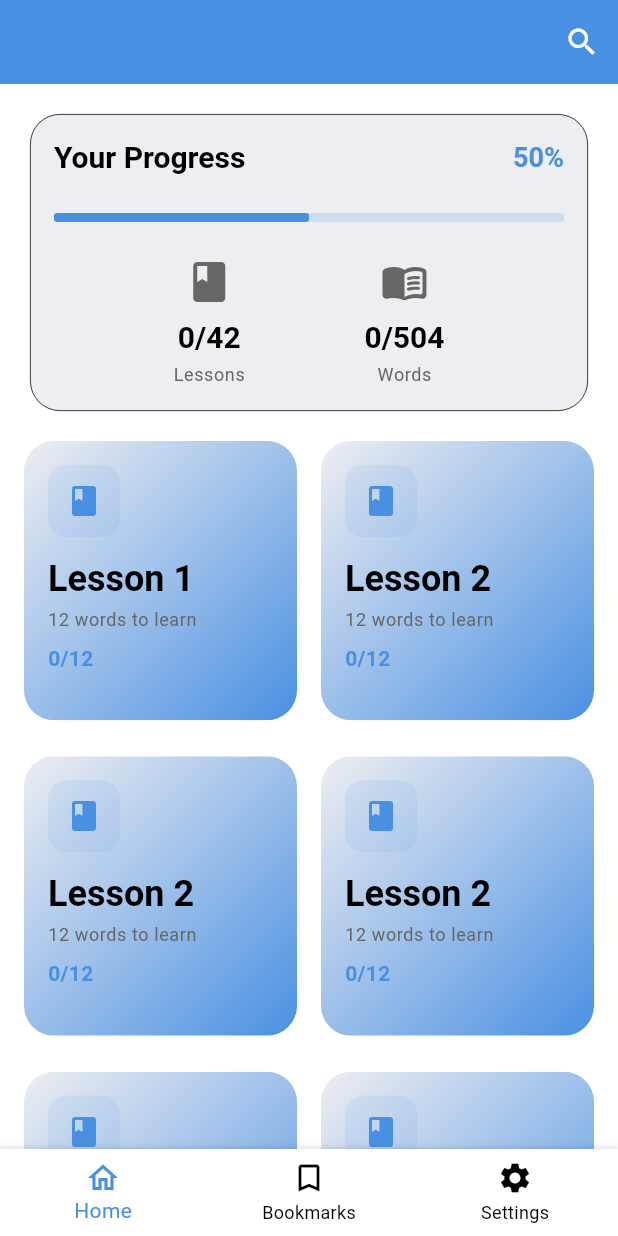
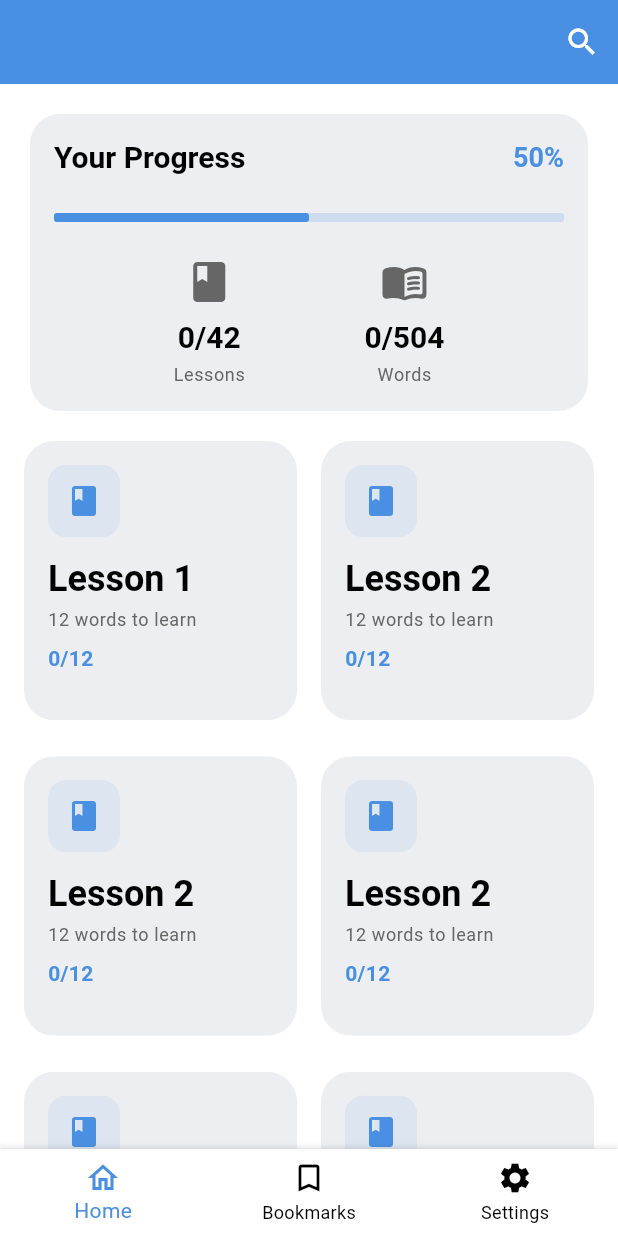
Before and after one commit to Amirhosein-Jafari/five_o_four, a Flutter app: the Dashboard screen opened directly, on a phone screen of 412 x 824 dp. Run offline on Flutter 3.47's test engine with Material 3 defaults, Android fonts, the phone set to English and light mode, and no system bars; our stand-ins replace flutter_bloc.

Commit message:
fixed openContainor middle color

```diff
--- a/lib/dashboard/home_screen.dart
+++ b/lib/dashboard/home_screen.dart
@@ -1,6 +1,9 @@
+import 'dart:ui';
+
 import 'package:animations/animations.dart';
 import 'package:five_o_four/cubits/word_data_cubit/word_data_cubit.dart';
 import 'package:five_o_four/dashboard/lesson_screen.dart';
+import 'package:five_o_four/theme.dart';
 import 'package:flutter/material.dart';
 import 'package:flutter_bloc/flutter_bloc.dart';
 
@@ -24,6 +27,10 @@ class HomeScreen extends StatelessWidget {
             child: Column(
               children: [
                 Card(
+                  // elevation: 4,
+                  shape: RoundedRectangleBorder(
+                    borderRadius: BorderRadius.circular(20),
+                  ),
                   child: Padding(
                     padding: const EdgeInsets.all(16),
                     child: Column(
@@ -110,29 +117,29 @@ class HomeScreen extends StatelessWidget {
                     return Padding(
                       padding: const EdgeInsets.only(top: 16),
                       child: OpenContainer(
-                        closedShape: RoundedRectangleBorder(
-                          borderRadius: BorderRadius.circular(20),
-                        ),
+                        tappable: true,
                         closedElevation: 0,
                         openBuilder: (context, _) => LessonScreen(
                           lesson: lesson,
                           words: state.words[index],
                         ),
-                        closedBuilder: (context, openContainer) =>
-                            GestureDetector(
-                          onTap: openContainer,
-                          child: Container(
-                            // color: Theme.of(context).colorScheme.surface,
-                            decoration: BoxDecoration(
-                              gradient: LinearGradient(
-                                colors: [
-                                  Theme.of(context).colorScheme.surface,
-                                  Theme.of(context).colorScheme.primary,
-                                ],
-                                begin: Alignment.topLeft,
-                                end: Alignment.bottomRight,
+                        closedColor: Theme.of(context).scaffoldBackgroundColor,
+                        closedBuilder: (context, openContainer) => Card(
+                          margin: const EdgeInsets.only(top: 0),
+                          shape: RoundedRectangleBorder(
+                            borderRadius: BorderRadius.circular(20),
                           ),
-                            ),
+                          // elevation: 4,
+                          // decoration: BoxDecoration(
+                          //   gradient: LinearGradient(
+                          //     colors: [
+                          //       Theme.of(context).colorScheme.secondary,
+                          //       AppTheme.pastilBlueAccent,
+                          //     ],
+                          //     begin: Alignment.topCenter,
+                          //     end: Alignment.bottomCenter,
+                          //   ),
+                          // ),
                           child: Padding(
                             padding: const EdgeInsets.all(16),
                             child: Column(
@@ -157,9 +164,8 @@ class HomeScreen extends StatelessWidget {
                                 // Title
                                 Text(
                                   "Lesson ${lesson + 1}",
-                                    style: Theme.of(context)
-                                        .textTheme
-                                        .displayMedium,
+                                  style:
+                                      Theme.of(context).textTheme.displayMedium,
                                   maxLines: 1,
                                   overflow: TextOverflow.ellipsis,
                                 ),
@@ -167,8 +173,7 @@ class HomeScreen extends StatelessWidget {
                                 // Subtitle
                                 Text(
                                   '12 words to learn',
-                                    style:
-                                        Theme.of(context).textTheme.bodySmall,
+                                  style: Theme.of(context).textTheme.bodySmall,
                                   maxLines: 2,
                                   overflow: TextOverflow.ellipsis,
                                 ),
@@ -189,7 +194,6 @@ class HomeScreen extends StatelessWidget {
                           ),
                         ),
                       ),
-                      ),
                     );
                   },
                 ),
```
Also changed, not shown: pubspec.lock. Lines whose indentation alone changed are shown as unchanged.
